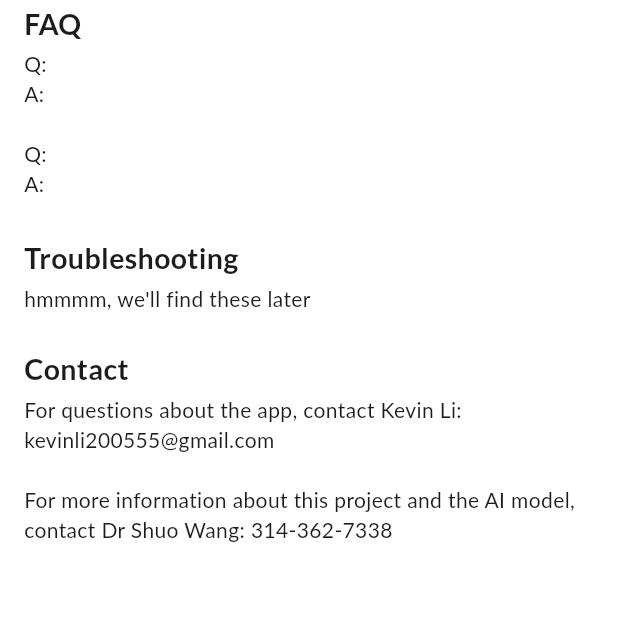
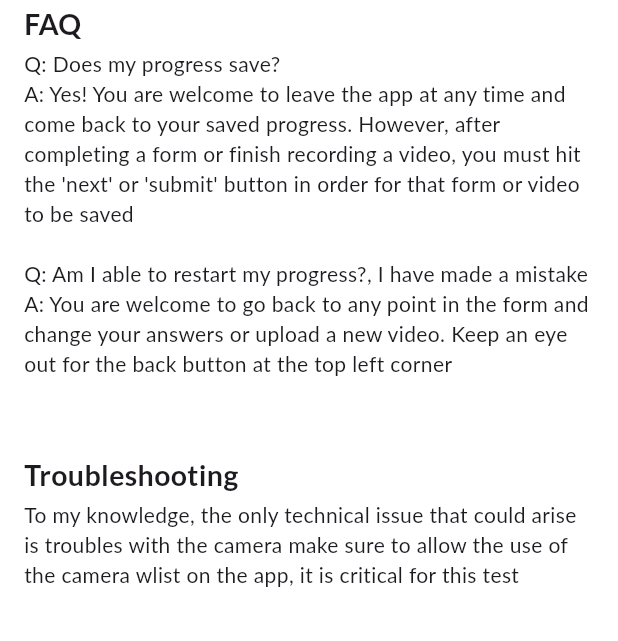
Before and after one commit to kevin200555/autism_ai_test, a Flutter app: the HelpScreen screen opened directly, on a phone screen of 412 x 824 dp, the part 595-1236 px from its top. Run offline on Flutter 3.47's test engine with Material 3 defaults, Android fonts, the phone set to English and light mode, and no system bars; drawn by our look-alikes of auto_size_text; our stand-ins replace camera, firebase_core, firebase_storage, google_fonts, hive, hive_flutter and 1 more; missing offline and left inert: pdfx; accounts and stored records are empty.

Commit message:
updated help menu with more information

```diff
--- a/lib/screens/help_screens/help_screen.dart
+++ b/lib/screens/help_screens/help_screen.dart
@@ -37,20 +37,27 @@ class HelpScreen extends StatelessWidget {
             ),
             SubTitle('FAQ'),
             BodyText(
-              'Q: \n'
-              'A: \n\n'
-              'Q: \n'
-              'A: \n\n',
-              maxLines: 6,
+              'Q: Does my progress save?\n'
+              'A: Yes! You are welcome to leave the app at any time and come back to your saved progress. '
+              'However, after completing a form or finish recording a video, you must hit the \'next\' '
+              'or \'submit\' button in order for that form or video to be saved\n\n'
+              'Q: Am I able to restart my progress?, I have made a mistake\n'
+              'A: You are welcome to go back to any point in the form and change your answers or upload '
+              'a new video. Keep an eye out for the back button at the top left corner\n\n',
+              maxLines: 13,
             ),
             SubTitle('Troubleshooting'),
-            BodyText('hmmmm, we\'ll find these later\n', maxLines: 2),
+            BodyText(
+              'To my knowledge, the only technical issue that could arise is troubles with the camera '
+              'make sure to allow the use of the camera wlist on the app, it is critical for this test\n',
+              maxLines: 5,
+            ),
             SubTitle('Contact'),
             BodyText(
               'For questions about the app, contact Kevin Li:\n'
               'kevinli200555@gmail.com\n\n'
-              'For more information about this project and the AI model, contact Dr Shuo Wang: 314-362-7338',
-              maxLines: 5,
+              'For more information about this project and the AI model, contact Dr Shuo Wang: 314-362-7338\n\n\n',
+              maxLines: 8,
             ),
           ],
         ),
```
